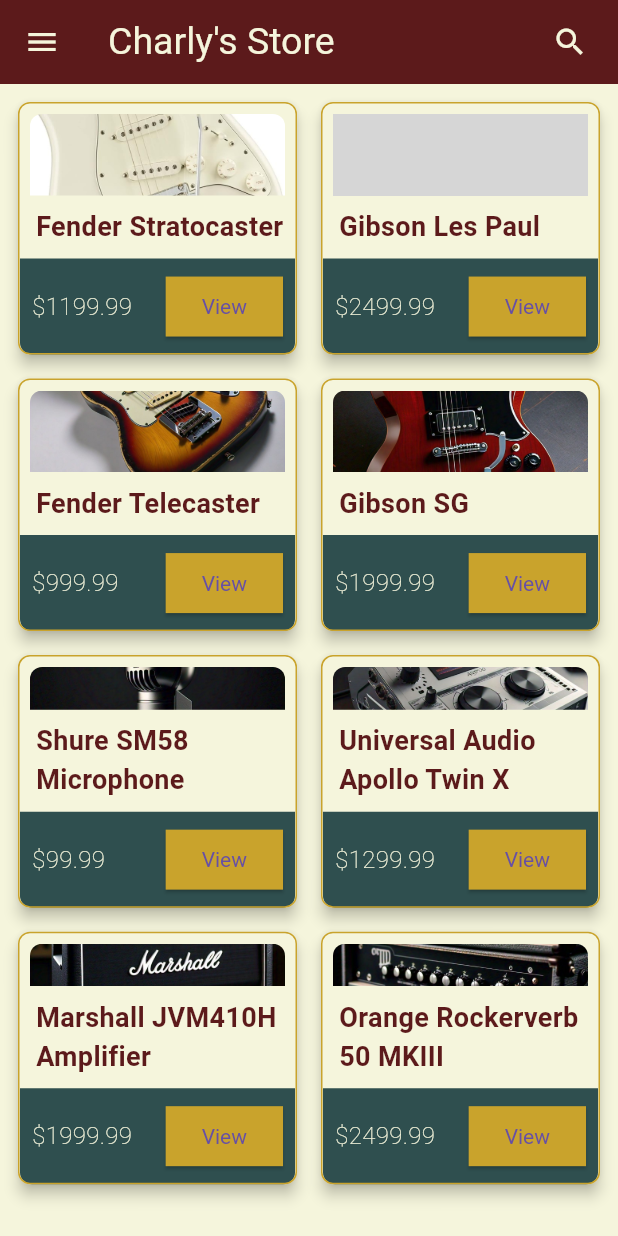
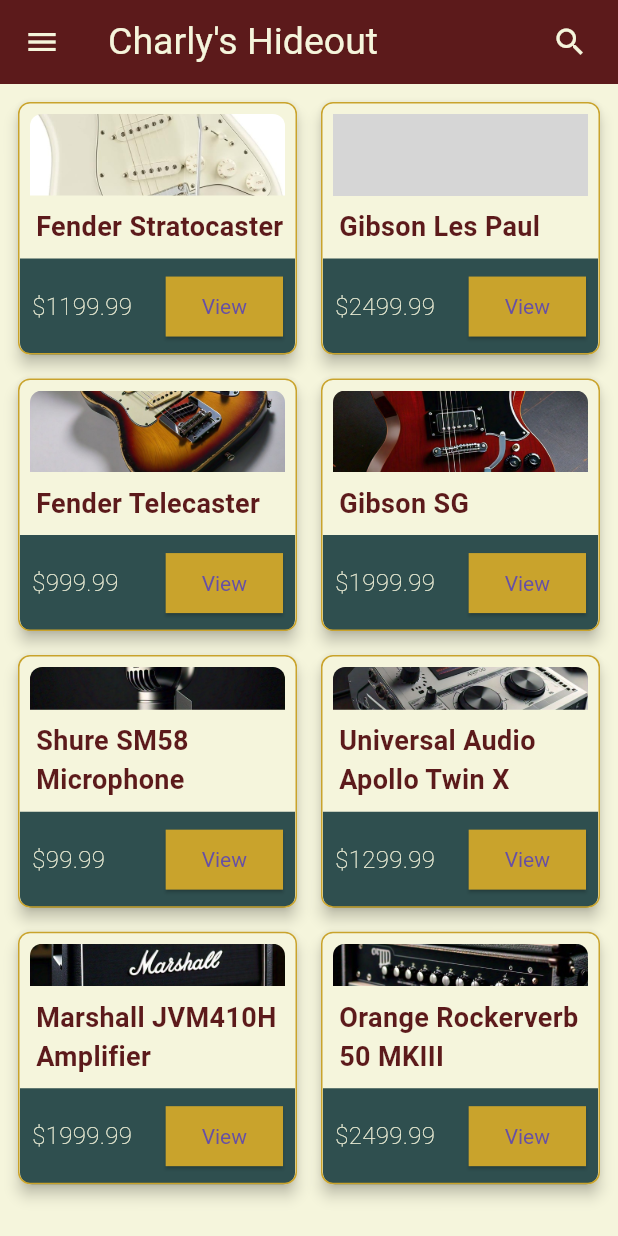
Before and after one commit to taciano-pacchialat/e-commerce-project, a Flutter app: the screen it shows after launch, on a phone screen of 412 x 824 dp. Run offline on Flutter 3.47's test engine with Material 3 defaults, Android fonts, the phone set to English and light mode, and no system bars; our stand-ins replace carousel_slider, equatable, flutter_bloc, font_awesome_flutter; grey boxes are pictures that could not be loaded.

Commit message:
loading screen view & added loading state

```diff
--- a/lib/helpers/loading_screen.dart
+++ b/lib/helpers/loading_screen.dart
@@ -38,6 +38,7 @@
       body: Center(
         child: Column(
           mainAxisAlignment: MainAxisAlignment.center,
+          crossAxisAlignment: CrossAxisAlignment.center,
           children: [
             AnimatedBuilder(
               animation: _animation,
@@ -50,7 +51,7 @@
             ),
             const SizedBox(height: 24),
             const Text(
-              'Audio Gear Catalog',
+              'Charly\'s Hideout',
               style: TextStyle(
                 fontSize: 24,
                 fontWeight: FontWeight.bold,
--- a/lib/services/bloc/navigation_bloc.dart
+++ b/lib/services/bloc/navigation_bloc.dart
@@ -3,13 +3,15 @@
 import 'navigation_states.dart';
 
 class NavigationBloc extends Bloc<NavigationEvent, NavigationState> {
-  NavigationBloc() : super(const HomeState(isLoading: false)) {
-    on<NavigateToHome>(
-        (event, emit) => emit(const HomeState(isLoading: false)));
-    on<NavigateToCategories>(
-        (event, emit) => emit(const CategoriesState(isLoading: false)));
-    on<NavigateToHelpSupport>(
-        (event, emit) => emit(const HelpSupportState(isLoading: false)));
+  NavigationBloc() : super(const HomeState()) {
+    on<NavigateToHome>((event, emit) => emit(const HomeState()));
+
+    on<NavigateToCategories>((event, emit) => emit(const CategoriesState()));
+
+    on<NavigateToHelpSupport>((event, emit) => emit(const HelpSupportState()));
+
+    on<IsLoading>((event, emit) => emit(const IsLoadingState()));
+
     on<NavigateToProductDetail>(
         (event, emit) => emit(ProductDetailState(event.productId)));
   }
--- a/lib/services/bloc/navigation_events.dart
+++ b/lib/services/bloc/navigation_events.dart
@@ -6,6 +6,8 @@
   @override
   List<Object> get props => [];
 }
+
+class IsLoading extends NavigationEvent {}
 
 class NavigateToHome extends NavigationEvent {}
 
--- a/lib/services/bloc/navigation_states.dart
+++ b/lib/services/bloc/navigation_states.dart
@@ -1,35 +1,33 @@
 import 'package:equatable/equatable.dart';
 
 abstract class NavigationState extends Equatable {
-  const NavigationState({
-    required this.isLoading,
-    this.loadingText = 'Please wait a moment',
-  });
-
-  final bool isLoading;
-  final String? loadingText;
+  const NavigationState();
 
   @override
-  List<Object> get props => [isLoading, loadingText ?? ''];
+  List<Object> get props => [];
+}
+
+class IsLoadingState extends NavigationState {
+  const IsLoadingState();
 }
 
 class HomeState extends NavigationState {
-  const HomeState({required super.isLoading});
+  const HomeState();
 }
 
 class CategoriesState extends NavigationState {
-  const CategoriesState({required super.isLoading});
+  const CategoriesState();
 }
 
 class HelpSupportState extends NavigationState {
-  const HelpSupportState({required super.isLoading});
+  const HelpSupportState();
 }
 
 class ProductDetailState extends NavigationState {
   final String productId;
 
-  const ProductDetailState(this.productId) : super(isLoading: false);
+  const ProductDetailState(this.productId);
 
   @override
-  List<Object> get props => [productId, isLoading];
+  List<Object> get props => [productId];
 }
--- a/lib/views/store/main_store_view.dart
+++ b/lib/views/store/main_store_view.dart
@@ -1,8 +1,5 @@
-import 'package:e_commerce_project/constants/drawer_items.dart';
 import 'package:e_commerce_project/widgets/base_scaffold.dart';
 import 'package:flutter/material.dart';
-import 'package:e_commerce_project/constants/app_colors.dart';
-import 'package:e_commerce_project/widgets/custom_drawer.dart';
 import 'package:e_commerce_project/widgets/custom_search_delegate.dart';
 import 'package:e_commerce_project/services/store/product.dart';
 import 'package:e_commerce_project/widgets/product_card.dart';
@@ -146,7 +143,7 @@
     double screenHeight = MediaQuery.of(context).size.height;
 
     return BaseScaffold(
-      title: 'Charly\'s Store',
+      title: 'Charly\'s Hideout',
       actions: [
         Padding(
           padding: const EdgeInsets.all(8.0),
--- a/lib/widgets/custom_drawer.dart
+++ b/lib/widgets/custom_drawer.dart
@@ -39,7 +39,7 @@
                 bottom: 10.0,
               ),
               child: const Text(
-                'Charly\'s Store',
+                'Charly\'s Hideout',
                 style: TextStyle(
                   color: AppColors.primaryCream,
                   fontSize: 28.0,
```
